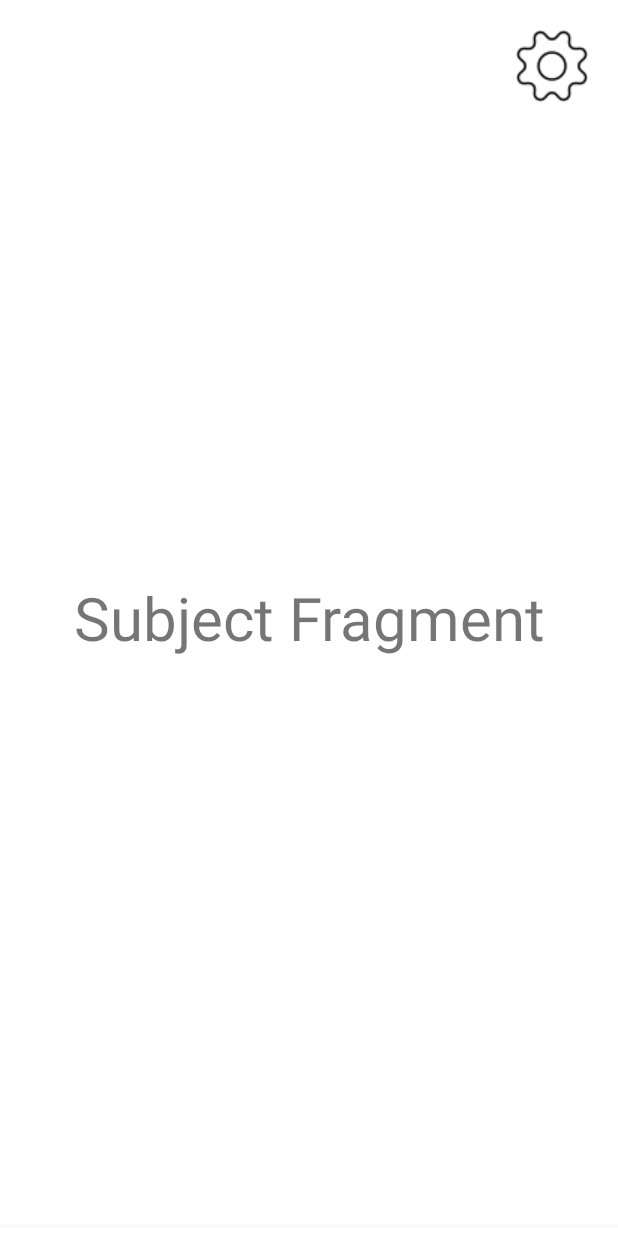
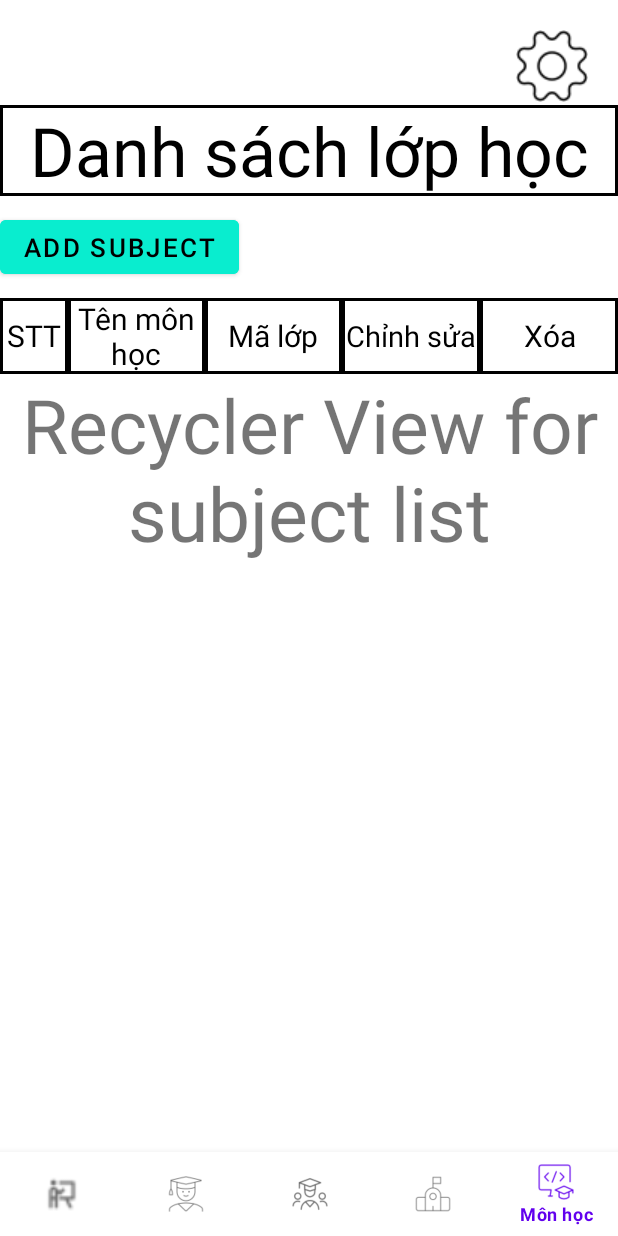
Before and after one commit to VuBaTai2004/ChillTime, an Android app: the AdminActivity screen opened directly, with no data from a screen before it, item 5 of the bottom bar chosen, on a phone screen of 412 x 824 dp. Run offline under Robolectric (Android 15) with nearby library versions, the light colour scheme and no system bars.

Commit message:
Update Admin subject UI

```diff
--- a/app/build.gradle.kts
+++ b/app/build.gradle.kts
@@ -33,7 +33,10 @@ android {
 
     buildFeatures {
         viewBinding = true
+        dataBinding = true
     }
+    buildToolsVersion = "34.0.0"
+
 }
 
 dependencies {
--- /dev/null
+++ b/app/src/main/res/drawable/border_black.xml
@@ -0,0 +1,6 @@
+<shape xmlns:android="http://schemas.android.com/apk/res/android">
+    <solid android:color="#FFFFFF" />
+    <stroke
+        android:width="2dp"
+        android:color="#000000" />
+</shape>
--- a/app/src/main/res/layout/activity_admin.xml
+++ b/app/src/main/res/layout/activity_admin.xml
@@ -27,7 +27,7 @@
         android:layout_width="match_parent"
         android:layout_height="wrap_content"
         android:layout_gravity="bottom"
-        android:layout_marginBottom="-50dp"
+        android:layout_marginBottom="0dp"
         app:menu="@menu/admin_navigation_menu" />
 
 </androidx.coordinatorlayout.widget.CoordinatorLayout>
--- a/app/src/main/res/layout/activity_student.xml
+++ b/app/src/main/res/layout/activity_student.xml
@@ -19,7 +19,7 @@
         android:layout_width="match_parent"
         android:layout_height="wrap_content"
         android:layout_gravity="bottom"
-        android:layout_marginBottom="-50dp"
+        android:layout_marginBottom="0dp"
         app:menu="@menu/student_navigation_menu" />
 
 </androidx.coordinatorlayout.widget.CoordinatorLayout>
--- a/app/src/main/res/layout/activity_teacher.xml
+++ b/app/src/main/res/layout/activity_teacher.xml
@@ -19,7 +19,7 @@
         android:layout_width="match_parent"
         android:layout_height="wrap_content"
         android:layout_gravity="bottom"
-        android:layout_marginBottom="-50dp"
+        android:layout_marginBottom="0dp"
         app:menu="@menu/teacher_navigation_menu" />
 
 </androidx.coordinatorlayout.widget.CoordinatorLayout>
--- a/app/src/main/res/layout/fragment_admin_class.xml
+++ b/app/src/main/res/layout/fragment_admin_class.xml
@@ -1,5 +1,6 @@
 <?xml version="1.0" encoding="utf-8"?>
-<FrameLayout xmlns:android="http://schemas.android.com/apk/res/android"
+<FrameLayout
+    xmlns:android="http://schemas.android.com/apk/res/android"
     xmlns:tools="http://schemas.android.com/tools"
     android:layout_width="match_parent"
     android:layout_height="match_parent"
@@ -12,4 +13,5 @@
         android:text="Class Fragment"
         android:textSize="40sp"
         android:gravity="center"/>
+
 </FrameLayout>
--- a/app/src/main/res/layout/fragment_admin_subject.xml
+++ b/app/src/main/res/layout/fragment_admin_subject.xml
@@ -3,13 +3,107 @@
     xmlns:tools="http://schemas.android.com/tools"
     android:layout_width="match_parent"
     android:layout_height="match_parent"
+    xmlns:app="http://schemas.android.com/apk/res-auto"
     tools:context=".AdminSubjectFragment">
 
     <!-- TODO: Update blank fragment layout -->
-    <TextView
+
+    <androidx.constraintlayout.widget.ConstraintLayout
         android:layout_width="match_parent"
         android:layout_height="match_parent"
-        android:text="Subject Fragment"
-        android:textSize="40sp"
-        android:gravity="center"/>
+        android:layout_marginTop="70dp">
+        <TextView
+            android:id="@+id/tv_admin_subject_title"
+            android:layout_width="match_parent"
+            android:layout_height="wrap_content"
+            app:layout_constraintTop_toTopOf="parent"
+            android:textSize="45dp"
+            android:textColor="@color/black"
+            android:layout_gravity="top"
+            android:gravity="center_vertical|center_horizontal"
+            android:text="Danh sách lớp học"
+            android:background="@drawable/border_black"/>
+
+        <Button
+            android:id="@+id/btn_admin_add_subject"
+            android:layout_width="wrap_content"
+            android:layout_height="wrap_content"
+            android:layout_marginTop="10dp"
+            android:backgroundTint="@color/cyan"
+            android:textColor="@color/black"
+            android:textSize="17dp"
+            android:text="Add subject"
+            app:layout_constraintTop_toBottomOf="@id/tv_admin_subject_title"
+            app:layout_constraintStart_toStartOf="parent"/>
+
+        <LinearLayout
+            android:id="@+id/admin_subj_attr_view"
+            android:layout_width="match_parent"
+            android:layout_height="wrap_content"
+            android:orientation="horizontal"
+            app:layout_constraintTop_toBottomOf="@id/btn_admin_add_subject"
+            android:background="@drawable/border_black"
+            android:layout_marginTop="10dp">
+
+            <TextView
+                android:layout_width="0dp"
+                android:layout_height="match_parent"
+                android:layout_weight="0.5"
+                android:text="STT"
+                android:textColor="@color/black"
+                android:textSize="20dp"
+                android:background="@drawable/border_black"
+                android:gravity="center_horizontal|center_vertical"/>
+
+            <TextView
+                android:layout_width="0dp"
+                android:layout_height="match_parent"
+                android:layout_weight="1"
+                android:text="Tên môn học"
+                android:textColor="@color/black"
+                android:textSize="20dp"
+                android:background="@drawable/border_black"
+                android:gravity="center_horizontal|center_vertical"/>
+
+            <TextView
+                android:layout_width="0dp"
+                android:layout_height="match_parent"
+                android:layout_weight="1"
+                android:text="Mã lớp"
+                android:textColor="@color/black"
+                android:textSize="20dp"
+                android:background="@drawable/border_black"
+                android:gravity="center_horizontal|center_vertical"/>
+
+            <TextView
+                android:layout_width="0dp"
+                android:layout_height="match_parent"
+                android:layout_weight="1"
+                android:text="Chỉnh sửa"
+                android:textColor="@color/black"
+                android:textSize="19dp"
+                android:background="@drawable/border_black"
+                android:gravity="center_horizontal|center_vertical"/>
+
+            <TextView
+                android:layout_width="0dp"
+                android:layout_height="match_parent"
+                android:layout_weight="1"
+                android:text="Xóa"
+                android:textColor="@color/black"
+                android:textSize="20dp"
+                android:background="@drawable/border_black"
+                android:gravity="center_horizontal|center_vertical"/>
+        </LinearLayout>
+
+        <TextView
+            android:layout_width="match_parent"
+            android:layout_height="0dp"
+            app:layout_constraintTop_toBottomOf="@id/admin_subj_attr_view"
+            android:textSize="50dp"
+            android:text="Recycler View for subject list"
+            android:gravity="center_horizontal|center_vertical"/>
+
+        </androidx.constraintlayout.widget.ConstraintLayout>
+
 </FrameLayout>
--- a/app/src/main/res/values/colors.xml
+++ b/app/src/main/res/values/colors.xml
@@ -2,4 +2,11 @@
 <resources>
     <color name="black">#FF000000</color>
     <color name="white">#FFFFFFFF</color>
+    <color name="red">#EF0707</color>
+    <color name="blue">#022DF2</color>
+    <color name="green">#39E90A</color>
+    <color name="yellow">#F4E805</color>
+    <color name="purple">#A002EB</color>
+    <color name="orange">#ED5509</color>
+    <color name="cyan">#09EDCF</color>
 </resources>
--- a/gradle/libs.versions.toml
+++ b/gradle/libs.versions.toml
@@ -1,5 +1,5 @@
 [versions]
-agp = "8.6.0"
+agp = "8.6.1"
 junit = "4.13.2"
 junitVersion = "1.2.1"
 espressoCore = "3.6.1"
```
